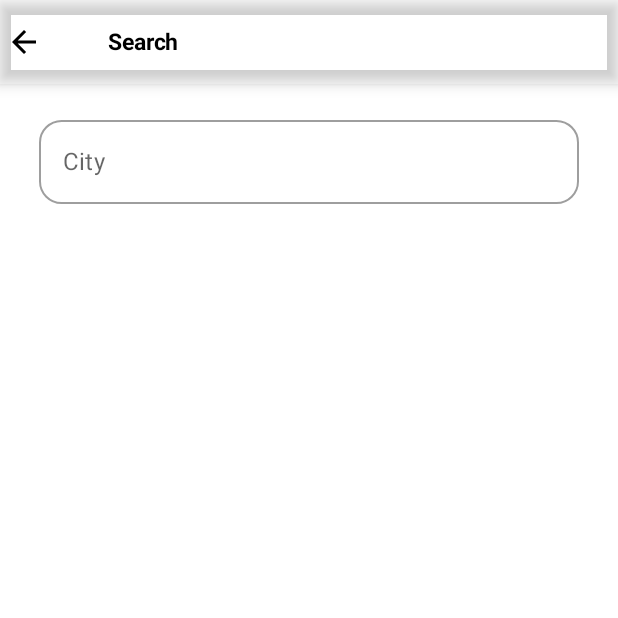
After one commit to AGohil29/JetWeatherForecast, an Android app built with Jetpack Compose: the SearchScreen screen opened through its navigation route, on a phone screen of 412 x 824 dp, the top half of it. The commit adds this screen. Run offline under Robolectric (Android 15) with nearby library versions, the phone set to English and light mode, and no system bars; our stand-ins replace Dagger/Hilt's generated code.

Commit message:
Passing the city name back to main screen and showing forecast data.

```diff
--- a/app/src/main/java/com/goldmedal/jetweatherforecast/navigation/WeatherNavigation.kt
+++ b/app/src/main/java/com/goldmedal/jetweatherforecast/navigation/WeatherNavigation.kt
@@ -2,11 +2,14 @@ package com.goldmedal.jetweatherforecast.navigation
 
 import androidx.compose.runtime.Composable
 import androidx.hilt.navigation.compose.hiltViewModel
+import androidx.navigation.NavType
 import androidx.navigation.compose.NavHost
 import androidx.navigation.compose.composable
 import androidx.navigation.compose.rememberNavController
+import androidx.navigation.navArgument
 import com.goldmedal.jetweatherforecast.screens.main.MainScreen
 import com.goldmedal.jetweatherforecast.screens.main.MainViewModel
+import com.goldmedal.jetweatherforecast.screens.search.SearchScreen
 import com.goldmedal.jetweatherforecast.screens.splash.WeatherSplashScreen
 
 @Composable
@@ -17,9 +20,21 @@ fun WeatherNavigation() {
             WeatherSplashScreen(navController)
         }
 
-        composable(WeatherScreens.MainScreen.name) {
-            val mainViewModel = hiltViewModel<MainViewModel>()
-            MainScreen(navController, mainViewModel)
+        // www.google.com/city=mumbai
+        val route = WeatherScreens.MainScreen.name
+        composable("$route/{city}", arguments = listOf(
+            navArgument("city") {
+                type = NavType.StringType
+            }
+        )) { navBack ->
+            navBack.arguments?.getString("city").let { city ->
+                val mainViewModel = hiltViewModel<MainViewModel>()
+                MainScreen(navController, mainViewModel, city = city)
+            }
+        }
+
+        composable(WeatherScreens.SearchScreen.name) {
+            SearchScreen(navController = navController)
         }
     }
 }
--- /dev/null
+++ b/app/src/main/java/com/goldmedal/jetweatherforecast/screens/search/SearchScreen.kt
@@ -0,0 +1,112 @@
+package com.goldmedal.jetweatherforecast.screens.search
+
+import androidx.compose.foundation.layout.Arrangement
+import androidx.compose.foundation.layout.Column
+import androidx.compose.foundation.layout.fillMaxWidth
+import androidx.compose.foundation.layout.padding
+import androidx.compose.foundation.shape.RoundedCornerShape
+import androidx.compose.foundation.text.KeyboardActions
+import androidx.compose.foundation.text.KeyboardOptions
+import androidx.compose.material.*
+import androidx.compose.material.icons.Icons
+import androidx.compose.material.icons.filled.ArrowBack
+import androidx.compose.runtime.Composable
+import androidx.compose.runtime.MutableState
+import androidx.compose.runtime.mutableStateOf
+import androidx.compose.runtime.remember
+import androidx.compose.runtime.saveable.rememberSaveable
+import androidx.compose.ui.Alignment
+import androidx.compose.ui.ExperimentalComposeUiApi
+import androidx.compose.ui.Modifier
+import androidx.compose.ui.graphics.Color
+import androidx.compose.ui.platform.LocalSoftwareKeyboardController
+import androidx.compose.ui.text.input.ImeAction
+import androidx.compose.ui.text.input.KeyboardType
+import androidx.compose.ui.unit.dp
+import androidx.navigation.NavController
+import com.goldmedal.jetweatherforecast.navigation.WeatherScreens
+import com.goldmedal.jetweatherforecast.screens.main.WeatherAppBar
+
+@Composable
+fun SearchScreen(navController: NavController) {
+    Scaffold(topBar = {
+        WeatherAppBar(title = "Search",
+            icon = Icons.Default.ArrowBack,
+            isMainScreen = false,
+            elevation = 6.dp,
+            navController = navController,
+            onButtonClicked = {
+                navController.popBackStack()
+            })
+    }) {
+        Surface(modifier = Modifier.padding(it)) {
+            Column(
+                verticalArrangement = Arrangement.Center,
+                horizontalAlignment = Alignment.CenterHorizontally
+            ) {
+                SearchBar(
+                    modifier = Modifier
+                        .fillMaxWidth()
+                        .padding(16.dp)
+                        .align(Alignment.CenterHorizontally)
+                ) { mCity ->
+                    navController.navigate(WeatherScreens.MainScreen.name + "/$mCity")
+                }
+            }
+        }
+    }
+}
+
+@OptIn(ExperimentalComposeUiApi::class)
+@Composable
+fun SearchBar(
+    modifier: Modifier,
+    onSearch: (String) -> Unit = {}
+) {
+    val searchQueryState = rememberSaveable {
+        mutableStateOf("")
+    }
+    val keyboardController = LocalSoftwareKeyboardController.current
+    val valid = remember(searchQueryState.value, searchQueryState.value.trim()::isNotEmpty)
+
+    Column(modifier) {
+        CommonTextField(
+            valueState = searchQueryState,
+            placeHolder = "City",
+            onAction = KeyboardActions {
+                if (!valid) return@KeyboardActions
+                onSearch(searchQueryState.value.trim())
+                searchQueryState.value = ""
+                keyboardController?.hide()
+            }
+        )
+    }
+}
+
+@Composable
+fun CommonTextField(
+    valueState: MutableState<String>,
+    placeHolder: String,
+    keyboardType: KeyboardType = KeyboardType.Text,
+    imeAction: ImeAction = ImeAction.Next,
+    onAction: KeyboardActions
+) {
+    OutlinedTextField(
+        value = valueState.value,
+        onValueChange = { valueState.value = it },
+        label = { Text(text = placeHolder) },
+        maxLines = 1,
+        singleLine = true,
+        keyboardOptions = KeyboardOptions(keyboardType = keyboardType, imeAction = imeAction),
+        keyboardActions = onAction,
+        colors = TextFieldDefaults.outlinedTextFieldColors(
+            focusedBorderColor = Color.Blue,
+            cursorColor = Color.Black
+        ),
+        shape = RoundedCornerShape(15.dp),
+        modifier = Modifier
+            .fillMaxWidth()
+            .padding(start = 10.dp, end = 10.dp)
+    )
+
+}
--- a/app/src/main/java/com/goldmedal/jetweatherforecast/screens/splash/WeatherSplashScreen.kt
+++ b/app/src/main/java/com/goldmedal/jetweatherforecast/screens/splash/WeatherSplashScreen.kt
@@ -32,6 +32,7 @@ import kotlinx.coroutines.delay
 
 @Composable
 fun WeatherSplashScreen(navController: NavController) {
+    val defaultCity = "Mumbai"
     val scale = remember {
         Animatable(0f)
     }
@@ -46,7 +47,7 @@ fun WeatherSplashScreen(navController: NavController) {
             }
         ))
         delay(2000L)
-        navController.navigate(WeatherScreens.MainScreen.name)
+        navController.navigate(WeatherScreens.MainScreen.name + "/$defaultCity")
     })
 
     Surface(
--- a/app/src/main/java/com/goldmedal/jetweatherforecast/screens/main/WeatherAppBar.kt
+++ b/app/src/main/java/com/goldmedal/jetweatherforecast/widgets/WeatherAppBar.kt
@@ -18,7 +18,6 @@ import androidx.compose.ui.unit.dp
 import androidx.compose.ui.unit.sp
 import androidx.navigation.NavController
 
-@Preview
 @Composable
 fun WeatherAppBar(
     title: String = "Title",
@@ -39,7 +38,7 @@ fun WeatherAppBar(
         },
         actions = {
             if (isMainScreen) {
-                IconButton(onClick = { /*TODO*/ }) {
+                IconButton(onClick = { onAddActionClicked.invoke() }) {
                     Icon(imageVector = Icons.Default.Search, contentDescription = "search icon")
                 }
                 IconButton(onClick = { /*TODO*/ }) {
```
Also changed, not shown: app/src/main/java/com/goldmedal/jetweatherforecast/screens/main/MainScreen.kt (+14 -155 lines), app/src/main/java/com/goldmedal/jetweatherforecast/widgets/Widgets.kt (added, +172 -0 lines).
